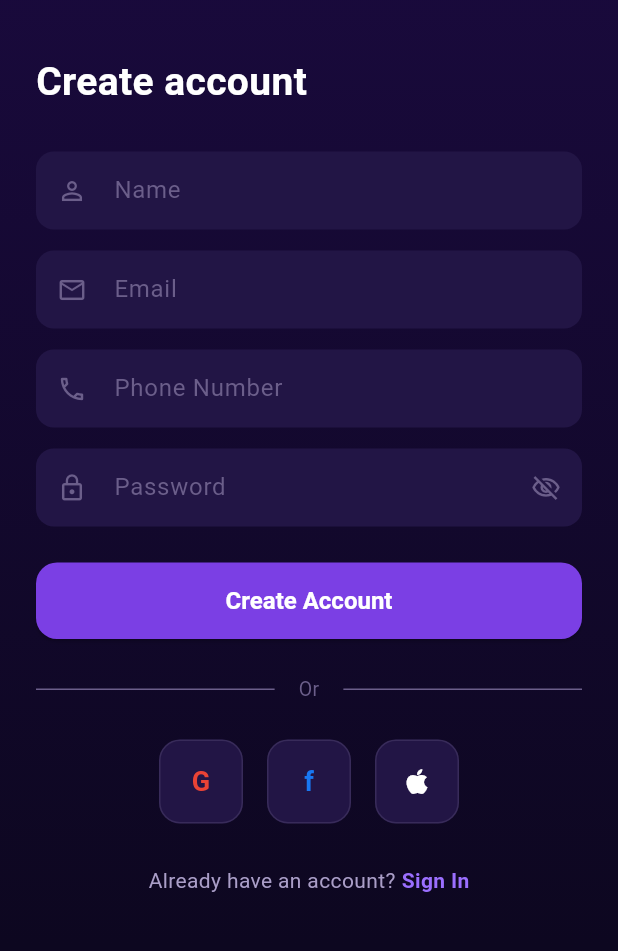
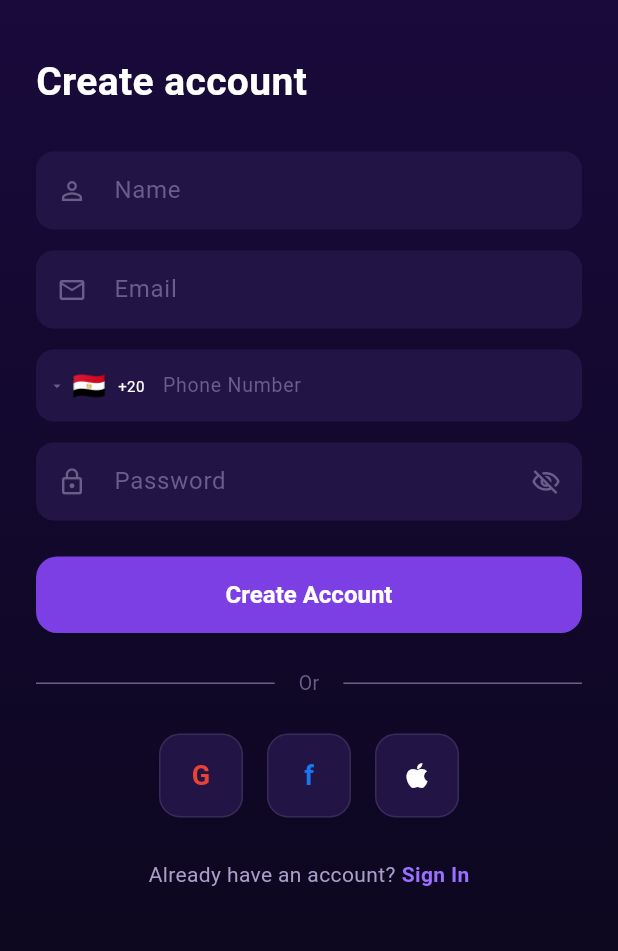
Before and after one commit to tasneem33355/mental-health-project, a Flutter app: the SignupScreen screen opened by its route, on a phone screen of 412 x 824 dp, the part 90-1041 px from its top. Run offline on Flutter 3.47's test engine with Material 3 defaults, Android fonts, the phone set to English and light mode, and no system bars; drawn by our look-alikes of intl_phone_field; Roboto replaces fonts that are missing (SF Pro Display).

Commit message:
Refine signup UI and fix phone validation

```diff
--- a/UI/safespace/lib/screens/signup_screen.dart
+++ b/UI/safespace/lib/screens/signup_screen.dart
@@ -1,4 +1,7 @@
 import 'package:flutter/material.dart';
+import 'package:flutter/services.dart';
+import 'package:intl_phone_field/intl_phone_field.dart';
+import 'package:intl_phone_field/country_picker_dialog.dart';
 import '../main.dart';
 
 class SignupScreen extends StatefulWidget {
@@ -14,6 +17,36 @@ class _SignupScreenState extends State<SignupScreen> {
   final _phoneCtrl = TextEditingController();
   final _passwordCtrl = TextEditingController();
   bool _obscure = true;
+
+  String? _nameError;
+  String? _emailError;
+  String? _phoneError;
+  String? _passwordError;
+
+  void _createAccount() {
+    setState(() {
+      _nameError = _nameCtrl.text.trim().isEmpty ? 'you must enter the Name' : null;
+
+      final emailText = _emailCtrl.text.trim();
+      if (emailText.isEmpty) {
+        _emailError = 'you must enter the Email';
+      } else if (!emailText.endsWith('@gmail.com')) {
+        _emailError = 'Email must end with @gmail.com';
+      } else {
+        _emailError = null;
+      }
+
+      _phoneError = _phoneCtrl.text.trim().isEmpty ? 'you must enter the Phone Number' : null;
+      _passwordError = _passwordCtrl.text.trim().isEmpty ? 'you must enter the Password' : null;
+    });
+
+    if (_nameError == null &&
+        _emailError == null &&
+        _phoneError == null &&
+        _passwordError == null) {
+      Navigator.pushReplacementNamed(context, '/home');
+    }
+  }
 
   @override
   void dispose() {
@@ -85,6 +118,7 @@ class _SignupScreenState extends State<SignupScreen> {
                   controller: _nameCtrl,
                   hint: 'Name',
                   icon: Icons.person_outline,
+                  errorText: _nameError,
                 ),
                 const SizedBox(height: 14),
                 _buildField(
@@ -92,13 +126,47 @@ class _SignupScreenState extends State<SignupScreen> {
                   hint: 'Email',
                   icon: Icons.email_outlined,
                   keyboardType: TextInputType.emailAddress,
+                  errorText: _emailError,
                 ),
                 const SizedBox(height: 14),
-                _buildField(
+                IntlPhoneField(
                   controller: _phoneCtrl,
-                  hint: 'Phone Number',
-                  icon: Icons.phone_outlined,
-                  keyboardType: TextInputType.phone,
+                  style: const TextStyle(color: AppTheme.textWhite, fontSize: 13),
+                  dropdownTextStyle: const TextStyle(color: AppTheme.textWhite, fontSize: 10),
+                  showDropdownIcon: true,
+                  dropdownIcon: const Icon(Icons.arrow_drop_down, color: AppTheme.textDimmed, size: 12),
+                  flagsButtonPadding: const EdgeInsets.only(left: 4, right: 0),
+                  showCountryFlag: true,
+                  keyboardType: TextInputType.number,
+                  inputFormatters: [FilteringTextInputFormatter.digitsOnly],
+                  decoration: InputDecoration(
+                    hintText: 'Phone Number',
+                    hintStyle: const TextStyle(color: AppTheme.textDimmed, fontSize: 13),
+                    counterText: '',
+                    errorText: _phoneError,
+                    contentPadding: const EdgeInsets.symmetric(horizontal: 10, vertical: 10),
+                    errorStyle: const TextStyle(color: AppTheme.red),
+                    errorBorder: OutlineInputBorder(
+                      borderRadius: BorderRadius.circular(12),
+                      borderSide: const BorderSide(color: AppTheme.red, width: 1.5),
+                    ),
+                    focusedErrorBorder: OutlineInputBorder(
+                      borderRadius: BorderRadius.circular(12),
+                      borderSide: const BorderSide(color: AppTheme.red, width: 1.5),
+                    ),
+                  ),
+                  initialCountryCode: 'EG',
+                  pickerDialogStyle: PickerDialogStyle(
+                    countryCodeStyle: const TextStyle(fontSize: 11),
+                    countryNameStyle: const TextStyle(fontSize: 11),
+                    searchFieldInputDecoration: InputDecoration(
+                      hintText: 'Search country',
+                      hintStyle: const TextStyle(color: AppTheme.textDimmed, fontSize: 11),
+                      contentPadding: const EdgeInsets.symmetric(horizontal: 8, vertical: 4),
+                    ),
+                    listTilePadding: const EdgeInsets.symmetric(vertical: 0, horizontal: 2),
+                    padding: const EdgeInsets.all(24),
+                  ),
                 ),
                 const SizedBox(height: 14),
                 _buildField(
@@ -106,6 +174,7 @@ class _SignupScreenState extends State<SignupScreen> {
                   hint: 'Password',
                   icon: Icons.lock_outline,
                   obscure: _obscure,
+                  errorText: _passwordError,
                   suffix: IconButton(
                     icon: Icon(
                       _obscure
@@ -122,8 +191,7 @@ class _SignupScreenState extends State<SignupScreen> {
                 SizedBox(
                   width: double.infinity,
                   child: ElevatedButton(
-                    onPressed: () =>
-                        Navigator.pushReplacementNamed(context, '/home'),
+                    onPressed: _createAccount,
                     child: const Text('Create Account'),
                   ),
                 ),
@@ -195,6 +263,7 @@ class _SignupScreenState extends State<SignupScreen> {
     TextInputType? keyboardType,
     bool obscure = false,
     Widget? suffix,
+    String? errorText,
   }) {
     return TextField(
       controller: controller,
@@ -203,8 +272,18 @@ class _SignupScreenState extends State<SignupScreen> {
       style: const TextStyle(color: AppTheme.textWhite),
       decoration: InputDecoration(
         hintText: hint,
+        errorText: errorText,
+        errorStyle: const TextStyle(color: AppTheme.red),
         prefixIcon: Icon(icon, color: AppTheme.textDimmed, size: 20),
         suffixIcon: suffix,
+        errorBorder: OutlineInputBorder(
+          borderRadius: BorderRadius.circular(12),
+          borderSide: const BorderSide(color: AppTheme.red, width: 1.5),
+        ),
+        focusedErrorBorder: OutlineInputBorder(
+          borderRadius: BorderRadius.circular(12),
+          borderSide: const BorderSide(color: AppTheme.red, width: 1.5),
+        ),
       ),
     );
   }
--- a/UI/safespace/pubspec.yaml
+++ b/UI/safespace/pubspec.yaml
@@ -10,6 +10,7 @@ dependencies:
   flutter:
     sdk: flutter
   cupertino_icons: ^1.0.6
+  intl_phone_field: ^3.2.0
 
 dev_dependencies:
   flutter_test:
```
Also changed, not shown: UI/safespace/analysis_options.yaml (added, +28 -0 lines), UI/safespace/lib/screens/signin_screen.dart (+45 -5 lines), UI/safespace/pubspec.lock, 126 other files.
